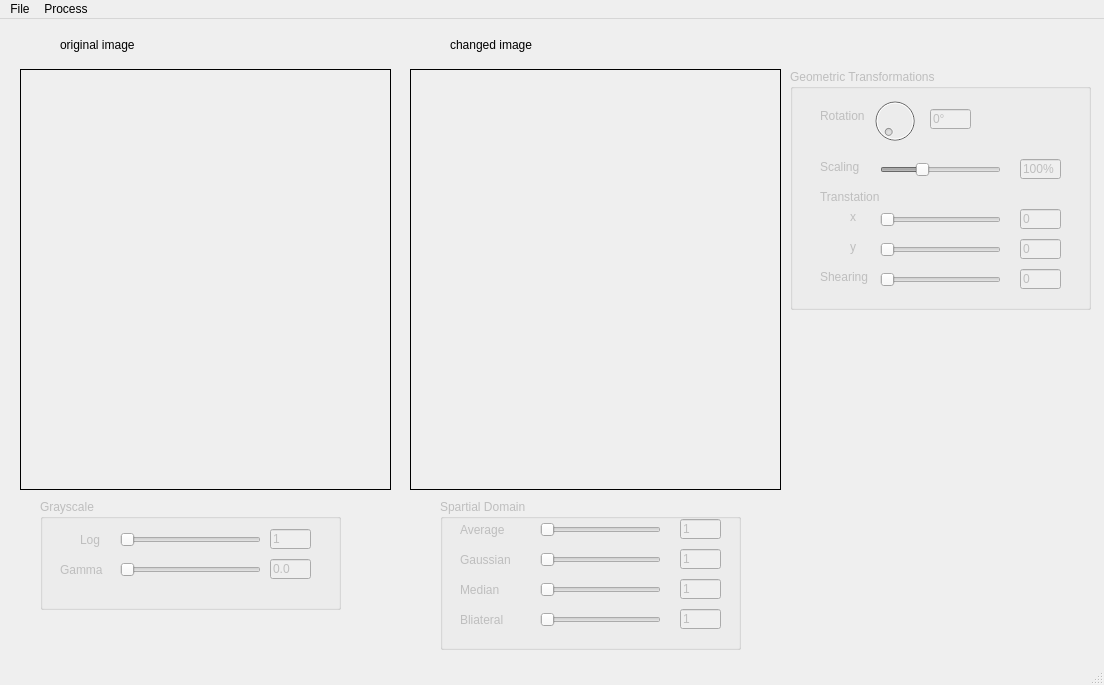
Above: Final_Project_Thong/ui.ui from nguyenhoanganhtu2406/img_process before the change. Below: the same form after it.
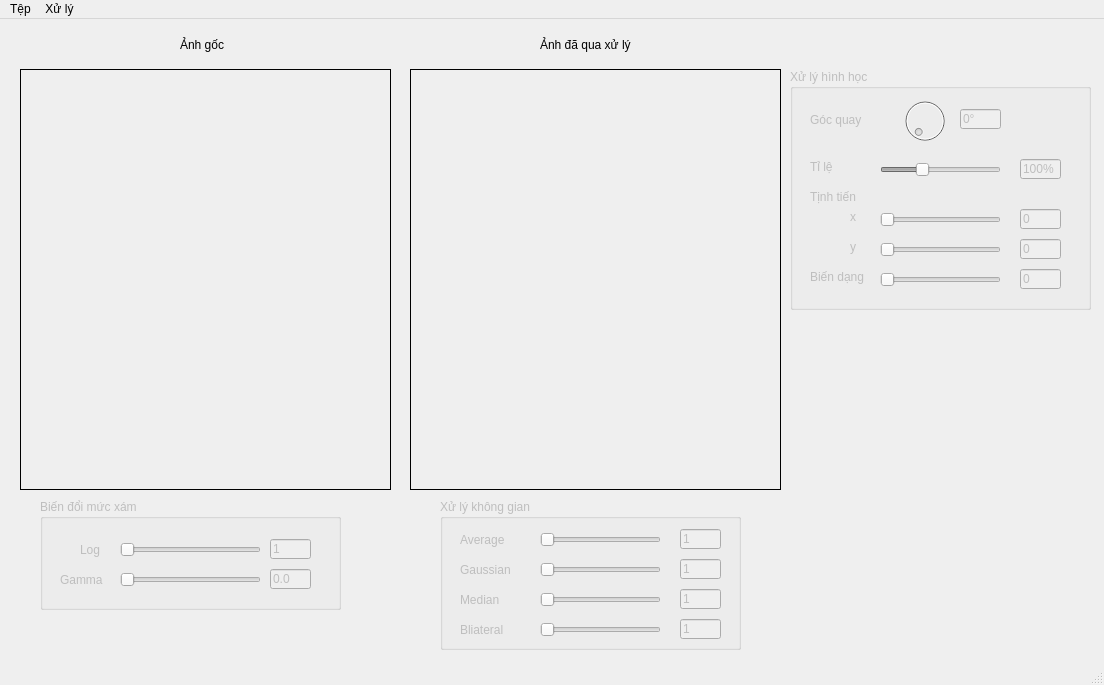
That is the form after the change. Icons and pictures are not drawn.

Patch:
```diff
--- a/Final_Project_Thong/ui.ui
+++ b/Final_Project_Thong/ui.ui
@@ -17,14 +17,14 @@
    <widget class="QLabel" name="label">
     <property name="geometry">
      <rect>
-      <x>60</x>
+      <x>180</x>
       <y>10</y>
-      <width>171</width>
+      <width>51</width>
       <height>31</height>
      </rect>
     </property>
     <property name="text">
-     <string>original image</string>
+     <string>Ảnh gốc</string>
     </property>
    </widget>
    <widget class="QLabel" name="labelOriginal">
@@ -75,12 +75,12 @@
      </rect>
     </property>
     <property name="title">
-     <string>Geometric Transformations</string>
+     <string>Xử lý hình học</string>
     </property>
     <widget class="QDial" name="rotation_inp">
      <property name="geometry">
       <rect>
-       <x>80</x>
+       <x>110</x>
        <y>20</y>
        <width>50</width>
        <height>64</height>
@@ -93,14 +93,14 @@
     <widget class="QLabel" name="label_2">
      <property name="geometry">
       <rect>
-       <x>30</x>
+       <x>20</x>
        <y>40</y>
-       <width>47</width>
-       <height>13</height>
+       <width>61</width>
+       <height>21</height>
       </rect>
      </property>
      <property name="text">
-      <string>Rotation</string>
+      <string>Góc quay</string>
      </property>
     </widget>
     <widget class="QLineEdit" name="rotation_val">
@@ -109,7 +109,7 @@
      </property>
      <property name="geometry">
       <rect>
-       <x>140</x>
+       <x>170</x>
        <y>40</y>
        <width>41</width>
        <height>20</height>
@@ -125,14 +125,14 @@
     <widget class="QLabel" name="label_3">
      <property name="geometry">
       <rect>
-       <x>30</x>
+       <x>20</x>
        <y>90</y>
        <width>47</width>
        <height>16</height>
       </rect>
      </property>
      <property name="text">
-      <string>Scaling</string>
+      <string>Tỉ lệ</string>
      </property>
     </widget>
     <widget class="QSlider" name="scaling_inp">
@@ -198,14 +198,14 @@
     <widget class="QLabel" name="label_4">
      <property name="geometry">
       <rect>
-       <x>30</x>
+       <x>20</x>
        <y>120</y>
        <width>61</width>
        <height>16</height>
       </rect>
      </property>
      <property name="text">
-      <string>Transtation</string>
+      <string>Tịnh tiến</string>
      </property>
     </widget>
     <widget class="QSlider" name="tranY_inp">
@@ -269,14 +269,14 @@
     <widget class="QLabel" name="label_7">
      <property name="geometry">
       <rect>
-       <x>30</x>
+       <x>20</x>
        <y>200</y>
        <width>61</width>
        <height>16</height>
       </rect>
      </property>
      <property name="text">
-      <string>Shearing</string>
+      <string>Biến dạng</string>
      </property>
     </widget>
     <widget class="QSlider" name="shear_inp">
@@ -344,7 +344,7 @@
      </rect>
     </property>
     <property name="title">
-     <string>Spartial Domain</string>
+     <string>Xử lý không gian</string>
     </property>
     <widget class="QLabel" name="label_8">
      <property name="geometry">
@@ -363,7 +363,7 @@
      <property name="geometry">
       <rect>
        <x>20</x>
-       <y>80</y>
+       <y>90</y>
        <width>61</width>
        <height>21</height>
       </rect>
@@ -376,7 +376,7 @@
      <property name="geometry">
       <rect>
        <x>100</x>
-       <y>80</y>
+       <y>90</y>
        <width>121</width>
        <height>22</height>
       </rect>
@@ -407,7 +407,7 @@
      <property name="geometry">
       <rect>
        <x>240</x>
-       <y>80</y>
+       <y>90</y>
        <width>41</width>
        <height>20</height>
       </rect>
@@ -423,7 +423,7 @@
      <property name="geometry">
       <rect>
        <x>20</x>
-       <y>50</y>
+       <y>60</y>
        <width>61</width>
        <height>21</height>
       </rect>
@@ -436,7 +436,7 @@
      <property name="geometry">
       <rect>
        <x>100</x>
-       <y>50</y>
+       <y>60</y>
        <width>121</width>
        <height>22</height>
       </rect>
@@ -467,7 +467,7 @@
      <property name="geometry">
       <rect>
        <x>240</x>
-       <y>50</y>
+       <y>60</y>
        <width>41</width>
        <height>20</height>
       </rect>
@@ -486,7 +486,7 @@
      <property name="geometry">
       <rect>
        <x>240</x>
-       <y>20</y>
+       <y>30</y>
        <width>41</width>
        <height>20</height>
       </rect>
@@ -502,7 +502,7 @@
      <property name="geometry">
       <rect>
        <x>20</x>
-       <y>20</y>
+       <y>30</y>
        <width>61</width>
        <height>21</height>
       </rect>
@@ -515,7 +515,7 @@
      <property name="geometry">
       <rect>
        <x>100</x>
-       <y>20</y>
+       <y>30</y>
        <width>121</width>
        <height>22</height>
       </rect>
@@ -546,7 +546,7 @@
      <property name="geometry">
       <rect>
        <x>240</x>
-       <y>110</y>
+       <y>120</y>
        <width>41</width>
        <height>20</height>
       </rect>
@@ -562,7 +562,7 @@
      <property name="geometry">
       <rect>
        <x>20</x>
-       <y>110</y>
+       <y>120</y>
        <width>61</width>
        <height>21</height>
       </rect>
@@ -575,7 +575,7 @@
      <property name="geometry">
       <rect>
        <x>100</x>
-       <y>110</y>
+       <y>120</y>
        <width>121</width>
        <height>22</height>
       </rect>
@@ -613,7 +613,7 @@
      </rect>
     </property>
     <property name="title">
-     <string>Grayscale</string>
+     <string>Biến đổi mức xám</string>
     </property>
     <widget class="QLineEdit" name="log_val">
      <property name="enabled">
@@ -622,7 +622,7 @@
      <property name="geometry">
       <rect>
        <x>230</x>
-       <y>30</y>
+       <y>40</y>
        <width>41</width>
        <height>20</height>
       </rect>
@@ -638,7 +638,7 @@
      <property name="geometry">
       <rect>
        <x>80</x>
-       <y>30</y>
+       <y>40</y>
        <width>141</width>
        <height>22</height>
       </rect>
@@ -666,7 +666,7 @@
      <property name="geometry">
       <rect>
        <x>40</x>
-       <y>30</y>
+       <y>40</y>
        <width>31</width>
        <height>21</height>
       </rect>
@@ -682,7 +682,7 @@
      <property name="geometry">
       <rect>
        <x>230</x>
-       <y>60</y>
+       <y>70</y>
        <width>41</width>
        <height>20</height>
       </rect>
@@ -698,7 +698,7 @@
      <property name="geometry">
       <rect>
        <x>80</x>
-       <y>60</y>
+       <y>70</y>
        <width>141</width>
        <height>22</height>
       </rect>
@@ -726,7 +726,7 @@
      <property name="geometry">
       <rect>
        <x>20</x>
-       <y>60</y>
+       <y>70</y>
        <width>51</width>
        <height>21</height>
       </rect>
@@ -739,14 +739,14 @@
    <widget class="QLabel" name="label_13">
     <property name="geometry">
      <rect>
-      <x>450</x>
+      <x>540</x>
       <y>10</y>
-      <width>181</width>
+      <width>111</width>
       <height>31</height>
      </rect>
     </property>
     <property name="text">
-     <string>changed image</string>
+     <string>Ảnh đã qua xử lý</string>
     </property>
    </widget>
   </widget>
@@ -756,19 +756,19 @@
      <x>0</x>
      <y>0</y>
      <width>1104</width>
-     <height>21</height>
+     <height>20</height>
     </rect>
    </property>
    <widget class="QMenu" name="menuFile">
     <property name="title">
-     <string>File</string>
+     <string>Tệp</string>
     </property>
     <addaction name="act_open_img"/>
     <addaction name="act_save"/>
    </widget>
    <widget class="QMenu" name="menuProcess">
     <property name="title">
-     <string>Process</string>
+     <string>Xử lý</string>
     </property>
     <addaction name="act_chapter3"/>
     <addaction name="act_chapter5"/>
```
Left out of the diff: 80 changed lines with no effect on the pictures.
